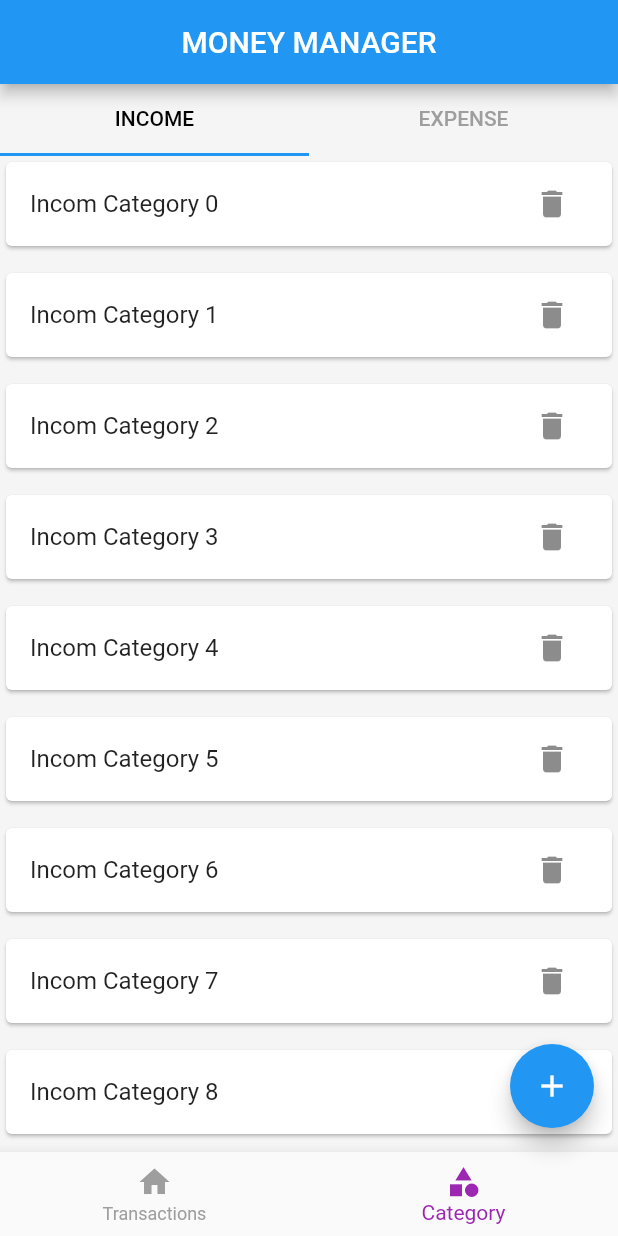
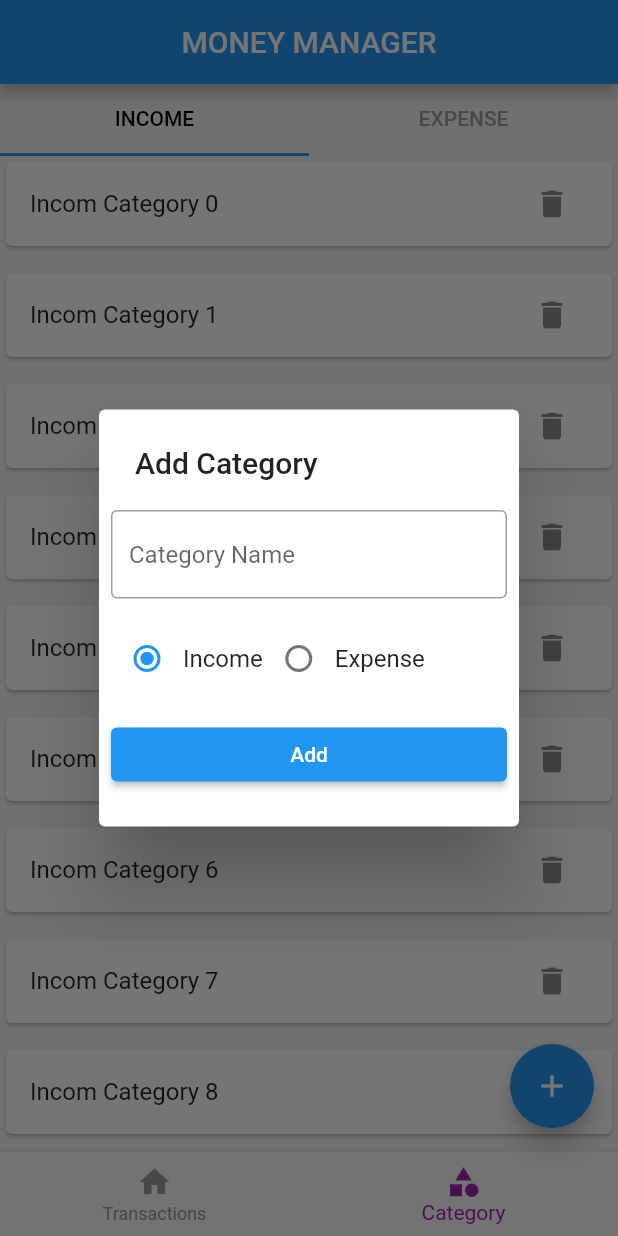
Before and after one commit to Sojusaji/Money_Management-app, a Flutter app: the screen it shows after launch, item 2 of the bottom bar chosen, after a tap on the "add" icon, on a phone screen of 412 x 824 dp. Run offline on Flutter 3.47's test engine with Material 2 defaults, Android fonts, the phone set to English and light mode, and no system bars; our stand-ins replace hive_flutter; accounts and stored records are empty.

Commit message:
Second commit(Database Created)

```diff
--- a/lib/main.dart
+++ b/lib/main.dart
@@ -1,9 +1,22 @@
 import 'package:flutter/cupertino.dart';
 import 'package:flutter/material.dart';
+import 'package:hive_flutter/adapters.dart';
 import 'package:money_management/screens/home/screen_home.dart';
+import 'package:money_management/screens/models/category/category_model.dart';
 
-void main() {
-  runApp(MyApp());
+Future<void> main() async {
+  WidgetsFlutterBinding.ensureInitialized();
+  await Hive.initFlutter();
+
+  if (!Hive.isAdapterRegistered(CategoryTypeAdapter().typeId)) {
+    Hive.registerAdapter(CategoryTypeAdapter());
+  }
+
+  if (!Hive.isAdapterRegistered(CategoryModelAdapter().typeId)) {
+    Hive.registerAdapter(CategoryModelAdapter());
+  }
+
+  runApp(const MyApp());
 }
 
 class MyApp extends StatelessWidget {
--- /dev/null
+++ b/lib/screens/category/category_add_popup.dart
@@ -0,0 +1,57 @@
+import 'package:flutter/material.dart';
+import 'package:money_management/screens/models/category/category_model.dart';
+
+Future<void> ShowCategoryAddPopup(BuildContext context) async {
+  showDialog(
+      context: context,
+      builder: (ctx) {
+        return SimpleDialog(
+          title: const Text('Add Category'),
+          children: [
+            Padding(
+              padding: const EdgeInsets.all(8.0),
+              child: TextFormField(
+                decoration: const InputDecoration(
+                    border: OutlineInputBorder(), hintText: 'Category Name'),
+              ),
+            ),
+            Padding(
+              padding: const EdgeInsets.all(8.0),
+              child: Row(
+                children: const [
+                  RadioButton(title: 'Income', type: CategoryType.income),
+                  RadioButton(title: 'Expense', type: CategoryType.expense),
+                ],
+              ),
+            ),
+            Padding(
+              padding: const EdgeInsets.all(8.0),
+              child: ElevatedButton(onPressed: () {}, child: Text('Add')),
+            ),
+          ],
+        );
+      });
+}
+
+class RadioButton extends StatelessWidget {
+  final String title;
+  final CategoryType type;
+  const RadioButton({
+    Key? key,
+    required this.title,
+    required this.type,
+  }) : super(key: key);
+
+  @override
+  Widget build(BuildContext context) {
+    return Row(
+      children: [
+        Radio<CategoryType>(
+            value: type,
+            groupValue: CategoryType.income,
+            onChanged: (value) {}),
+        Text(title),
+      ],
+    );
+  }
+}
--- a/lib/screens/category/screen_category.dart
+++ b/lib/screens/category/screen_category.dart
@@ -1,6 +1,7 @@
 import 'package:flutter/material.dart';
 import 'package:money_management/screens/category/Expense_Category_List.dart';
 import 'package:money_management/screens/category/Income_Category_List.dart';
+import 'package:money_management/screens/db/category/category_db.dart';
 
 class ScreenCategory extends StatefulWidget {
   const ScreenCategory({Key? key}) : super(key: key);
@@ -15,6 +16,10 @@ class _ScreenCategoryState extends State<ScreenCategory>
   @override
   void initState() {
     _tabController = TabController(length: 2, vsync: this);
+    CategoryDB().getCategories().then((value) => {
+          print('Categories get'),
+          print(value.toString()),
+        });
     super.initState();
   }
 
--- /dev/null
+++ b/lib/screens/db/category/category_db.dart
@@ -0,0 +1,23 @@
+import 'package:hive_flutter/adapters.dart';
+import 'package:money_management/screens/models/category/category_model.dart';
+
+const CATEGORY_DB_NAME = 'category-database';
+
+abstract class CategoryDbFunctions {
+  Future<List<CategoryModel>> getCategories();
+  Future<void> insertCategory(CategoryModel value);
+}
+
+class CategoryDB implements CategoryDbFunctions {
+  @override
+  Future<void> insertCategory(CategoryModel value) async {
+    final _categoryDB = await Hive.openBox<CategoryModel>(CATEGORY_DB_NAME);
+    await _categoryDB.add(value);
+  }
+
+  @override
+  Future<List<CategoryModel>> getCategories() async {
+    final _categoryDB = await Hive.openBox<CategoryModel>(CATEGORY_DB_NAME);
+    return _categoryDB.values.toList();
+  }
+}
--- a/lib/screens/home/screen_home.dart
+++ b/lib/screens/home/screen_home.dart
@@ -1,6 +1,9 @@
 import 'package:flutter/material.dart';
+import 'package:money_management/screens/category/category_add_popup.dart';
 import 'package:money_management/screens/category/screen_category.dart';
+import 'package:money_management/screens/db/category/category_db.dart';
 import 'package:money_management/screens/home/widgets/bottom_navigation.dart';
+import 'package:money_management/screens/models/category/category_model.dart';
 import 'package:money_management/screens/transactions/screen_transactions.dart';
 
 class ScreenHome extends StatelessWidget {
@@ -25,9 +28,16 @@ class ScreenHome extends StatelessWidget {
       floatingActionButton: FloatingActionButton(
         onPressed: () {
           if (selectedIndexNotifier.value == 0) {
-            print('add transactions');
+            print('Add transactions');
           } else {
-            print('add category');
+            print('Add category');
+            ShowCategoryAddPopup(context);
+            /*final _sample = CategoryModel(
+              id: DateTime.now().millisecondsSinceEpoch.toString(),
+              name: 'Travel',
+              type: CategoryType.expense,
+            );
+            CategoryDB().insertCategory(_sample);*/
           }
         },
         child: Icon(Icons.add),
--- /dev/null
+++ b/lib/screens/models/category/category_model.dart
@@ -0,0 +1,37 @@
+import 'package:hive_flutter/adapters.dart';
+part 'category_model.g.dart';
+
+@HiveType(typeId: 2)
+enum CategoryType {
+  @HiveField(0)
+  income,
+
+  @HiveField(1)
+  expense,
+}
+
+@HiveType(typeId: 1)
+class CategoryModel {
+  @HiveField(0)
+  final String id;
+
+  @HiveField(1)
+  final String name;
+
+  @HiveField(2)
+  final bool isDeleted;
+
+  @HiveField(3)
+  final CategoryType type;
+
+  CategoryModel({
+    required this.id,
+    required this.name,
+    required this.type,
+    this.isDeleted = false,
+  });
+  @override
+  String toString() {
+    return "{$name,$type}";
+  }
+}
```
Also changed, not shown: lib/screens/models/category/category_model.g.dart (added).
